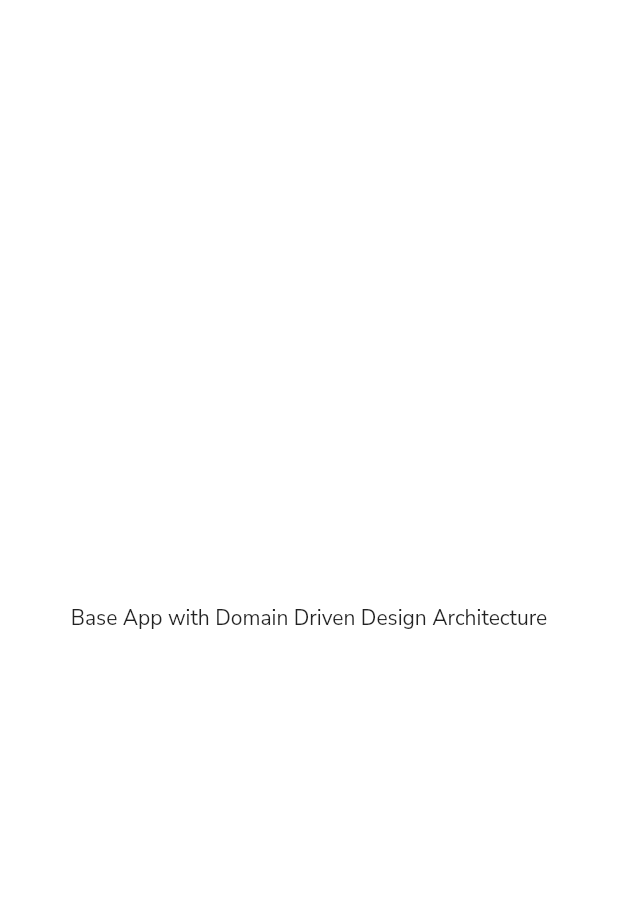
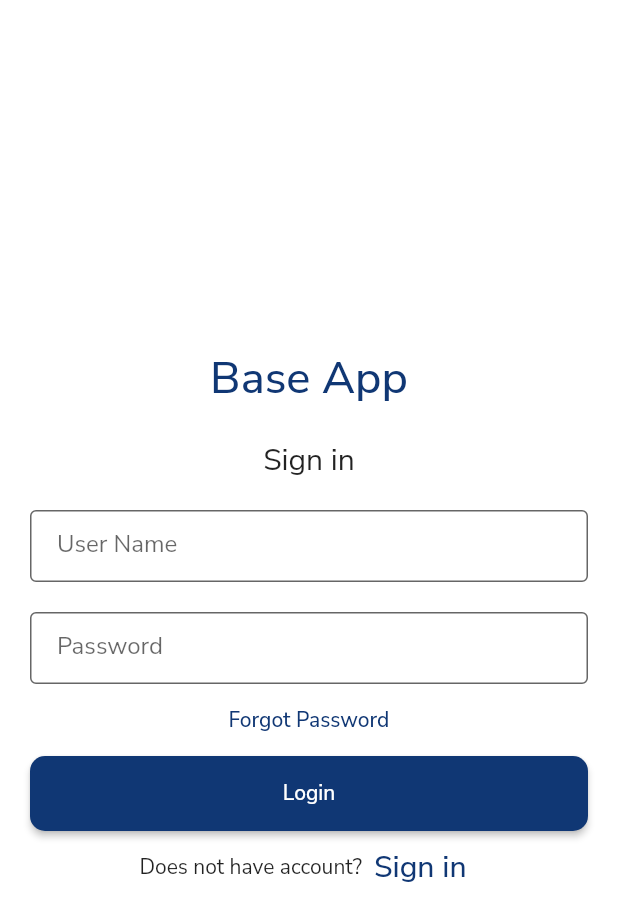
Before and after one commit to mechanical2000/flutter_base_app, a Flutter app: the screen it shows after launch, on a phone screen of 412 x 824 dp. Shown: the top 921 px of the screen. Run offline on Flutter 3.47's test engine with Material 2 defaults, Android fonts, the phone set to English and light mode, and no system bars; our stand-ins replace auto_route, connectivity, dartz, dio, easy_localization, email_validator and 11 more; missing offline and left inert: flavor; accounts and stored records are empty.

Commit message:
feat: upgrade to major version

```diff
--- a/lib/presentation/_commons/route/app_router.dart
+++ b/lib/presentation/_commons/route/app_router.dart
@@ -1,13 +1,18 @@
 import 'package:auto_route/auto_route.dart';
-import 'package:base_app/presentation/_commons/route/app_route_path.dart';
+import 'package:base_app/presentation/_commons/route/app_router.gr.dart';
+import 'package:base_app/presentation/auth/sign_in/login.dart';
 import 'package:base_app/presentation/home/home.dart';
 import 'package:base_app/presentation/splash/splash.dart';
 
-@MaterialAutoRouter(
-  replaceInRouteName: 'Page,Route',
-  routes: <AutoRoute>[
-    AutoRoute(page: SplashScreenPage, initial: true, path: AppRoutePath.splash),
-    AutoRoute(page: HomePage, path: AppRoutePath.home),
-  ],
-)
-class $AppRouter {}
+@AutoRouterConfig(replaceInRouteName: 'Page,Route')
+class AppRouter extends $AppRouter {
+  @override
+  List<AutoRoute> get routes => [
+        AutoRoute(
+            page: SplashScreenRoute.page,
+            initial: true,
+            path: SplashScreenPage.routeName),
+        AutoRoute(page: HomeRoute.page, path: HomePage.routeName),
+        AutoRoute(page: LoginRoute.page, path: LoginPage.routeName),
+      ];
+}
--- a/lib/presentation/_commons/theming/app_size.dart
+++ b/lib/presentation/_commons/theming/app_size.dart
@@ -13,7 +13,7 @@ class AppSize {
     return ResponsiveValue(
       context,
       defaultValue: defaultValue,
-      valueWhen: [
+      conditionalValues: [
         Condition.equals(name: MOBILE, value: mobileValue),
         Condition.equals(name: TABLET, value: tabletValue),
         Condition.smallerThan(
--- a/lib/presentation/app.dart
+++ b/lib/presentation/app.dart
@@ -6,6 +6,8 @@ import 'package:easy_localization/easy_localization.dart';
 import 'package:flutter/material.dart';
 import 'package:flutter_bloc/flutter_bloc.dart';
 import 'package:responsive_framework/responsive_framework.dart';
+
+import '_commons/route/app_router.dart';
 
 class App extends StatefulWidget {
   const App({Key? key}) : super(key: key);
@@ -50,14 +52,14 @@ class _AppState extends State<App> {
             //   },
             // ),
           ],
-          child: ResponsiveWrapper.builder(
-            ClampingScrollWrapper.builder(context, router!),
+          child: ResponsiveBreakpoints.builder(
             breakpoints: const [
-              ResponsiveBreakpoint.resize(350, name: MOBILE),
-              ResponsiveBreakpoint.autoScale(600, name: TABLET),
-              ResponsiveBreakpoint.resize(800, name: DESKTOP),
-              ResponsiveBreakpoint.autoScale(1700, name: 'XL'),
+              Breakpoint(start: 0, end: 450, name: MOBILE),
+              Breakpoint(start: 451, end: 800, name: TABLET),
+              Breakpoint(start: 801, end: 1920, name: DESKTOP),
+              Breakpoint(start: 1921, end: double.infinity, name: 'XL'),
             ],
+            child: ClampingScrollWrapper.builder(context, router!),
           ),
         ),
         theme: buildAppThemeData(context),
--- /dev/null
+++ b/lib/presentation/auth/sign_in/login.dart
@@ -0,0 +1,21 @@
+import 'package:auto_route/auto_route.dart';
+import 'package:base_app/presentation/auth/sign_in/widgets/login_body_widget.dart';
+import 'package:flutter/material.dart';
+
+@RoutePage()
+class LoginPage extends StatefulWidget {
+  static const String routeName = '/login';
+  const LoginPage({super.key});
+
+  @override
+  State<LoginPage> createState() => _LoginPageState();
+}
+
+class _LoginPageState extends State<LoginPage> {
+  @override
+  Widget build(BuildContext context) {
+    return const Scaffold(
+      body: LoginBodyWidget(),
+    );
+  }
+}
--- /dev/null
+++ b/lib/presentation/auth/sign_in/widgets/login_body_widget.dart
@@ -0,0 +1,97 @@
+import 'package:auto_route/auto_route.dart';
+import 'package:base_app/presentation/_commons/route/app_router.gr.dart';
+import 'package:base_app/presentation/_commons/theming/app_color.dart';
+import 'package:flutter/material.dart';
+
+class LoginBodyWidget extends StatefulWidget {
+  const LoginBodyWidget({Key? key}) : super(key: key);
+
+  @override
+  State<LoginBodyWidget> createState() => _LoginBodyWidgetState();
+}
+
+class _LoginBodyWidgetState extends State<LoginBodyWidget> {
+  TextEditingController nameController = TextEditingController();
+  TextEditingController passwordController = TextEditingController();
+
+  @override
+  Widget build(BuildContext context) {
+    return Padding(
+        padding: const EdgeInsets.all(10),
+        child: Column(
+          mainAxisAlignment: MainAxisAlignment.center,
+          children: <Widget>[
+            Container(
+                alignment: Alignment.center,
+                padding: const EdgeInsets.all(10),
+                child: const Text(
+                  'Base App',
+                  style: TextStyle(
+                      color: AppColors.primary,
+                      fontWeight: FontWeight.w500,
+                      fontSize: 30),
+                )),
+            Container(
+                alignment: Alignment.center,
+                padding: const EdgeInsets.all(10),
+                child: const Text(
+                  'Sign in',
+                  style: TextStyle(fontSize: 20),
+                )),
+            Container(
+              padding: const EdgeInsets.all(10),
+              child: TextField(
+                controller: nameController,
+                decoration: const InputDecoration(
+                  border: OutlineInputBorder(),
+                  labelText: 'User Name',
+                ),
+              ),
+            ),
+            Container(
+              padding: const EdgeInsets.fromLTRB(10, 10, 10, 0),
+              child: TextField(
+                obscureText: true,
+                controller: passwordController,
+                decoration: const InputDecoration(
+                  border: OutlineInputBorder(),
+                  labelText: 'Password',
+                ),
+              ),
+            ),
+            TextButton(
+              onPressed: () {
+                //forgot password screen
+              },
+              child: const Text(
+                'Forgot Password',
+              ),
+            ),
+            Container(
+                height: 50,
+                padding: const EdgeInsets.fromLTRB(10, 0, 10, 0),
+                child: ElevatedButton(
+                  child: const Text('Login'),
+                  onPressed: () {
+                    AutoRouter.of(context).replaceAll([const HomeRoute()]);
+                  },
+                )),
+            Row(
+              mainAxisAlignment: MainAxisAlignment.center,
+              children: [
+                const Text('Does not have account?'),
+                TextButton(
+                  child: const Text(
+                    'Sign in',
+                    style: TextStyle(fontSize: 20),
+                  ),
+                  onPressed: () {
+                    //signup screen
+                  },
+                )
+              ],
+            ),
+          ],
+        ));
+  }
+}
--- a/lib/presentation/splash/splash.dart
+++ b/lib/presentation/splash/splash.dart
@@ -7,7 +7,9 @@ import 'package:easy_localization/easy_localization.dart';
 import 'package:flutter/material.dart';
 import 'package:flutter_bloc/flutter_bloc.dart';
 
+@RoutePage()
 class SplashScreenPage extends StatefulWidget {
+  static const String routeName = '/';
   const SplashScreenPage({Key? key, this.withDeepLink, this.fromLogout})
       : super(key: key);
   final bool? withDeepLink;
--- a/lib/presentation/splash/widgets/splash_body_widget.dart
+++ b/lib/presentation/splash/widgets/splash_body_widget.dart
@@ -7,13 +7,13 @@ class SplashBodyWidget extends StatelessWidget {
 
   @override
   Widget build(BuildContext context) {
-    return Stack(
+    return const Stack(
       alignment: Alignment.center,
       fit: StackFit.expand,
       children: [
         Column(
           mainAxisAlignment: MainAxisAlignment.center,
-          children: const [
+          children: [
             FlutterLogo(
               textColor: AppColors.primary,
               size: 150.0,
```
Also changed, not shown: lib/application/splash/splash_bloc.dart (+2 -9 lines), lib/main.dart (+16 -26 lines), lib/presentation/_commons/route/app_route_path.dart (deleted, +0 -9 lines), lib/presentation/home/home.dart (+11 -3 lines), pubspec.yaml (+5 -6 lines), lib/application/auth/login/login_bloc.freezed.dart, lib/application/auth/register/register_bloc.freezed.dart, lib/application/auth/resetPassword/resetpassword_bloc.freezed.dart, lib/application/connected/connected_bloc.freezed.dart, lib/application/deep_link/deep_link_bloc.freezed.dart, lib/application/splash/splash_bloc.freezed.dart, lib/domain/_commons/global_failure.freezed.dart, lib/domain/auth/_commons/auth_response/auth_response.freezed.dart, lib/domain/auth/_commons/user/user.freezed.dart, 8 more files, 4 other files.
